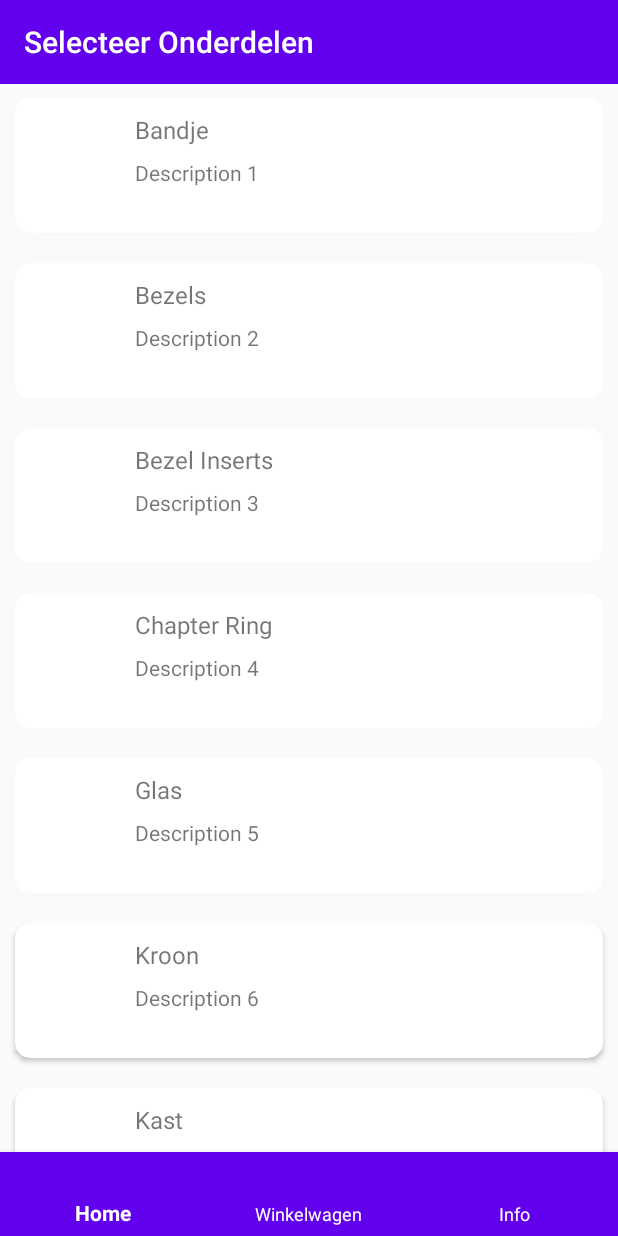
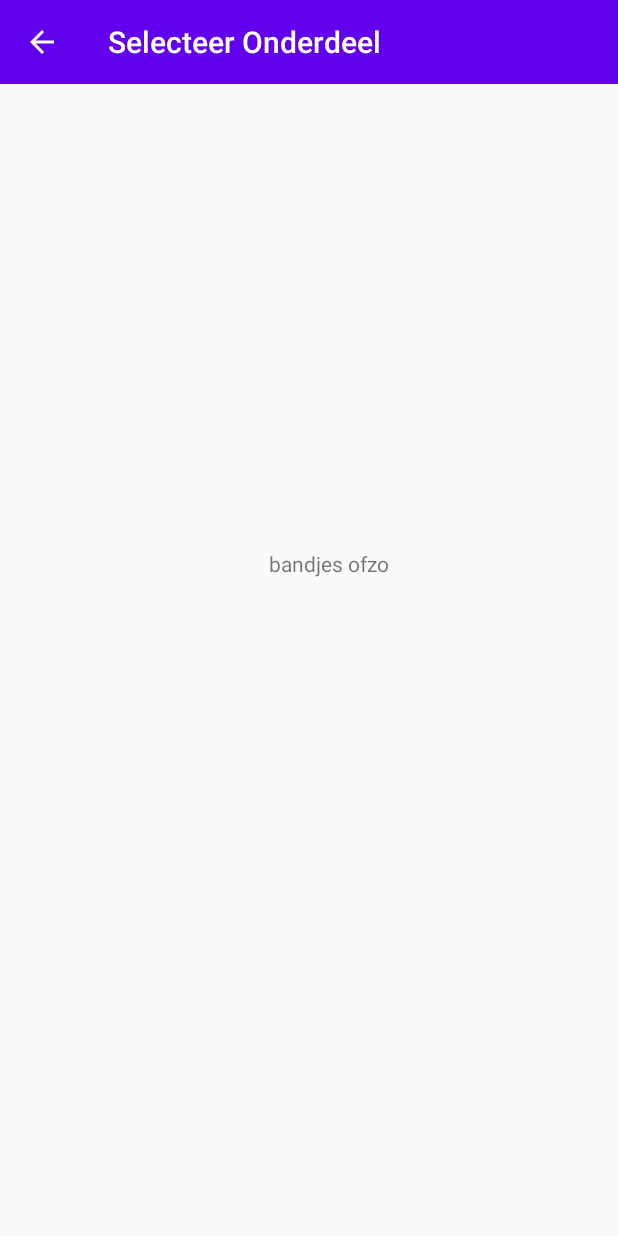
Before and after one commit to scarmoll/CapstoneProject, an Android app: the PartsFragment screen opened through its navigation route, after a tap on "Bandje", on a phone screen of 412 x 824 dp. Run offline under Robolectric (Android 15) with nearby library versions, the phone set to English and light mode, and no system bars.

Commit message:
added individual part fragment, and more nav

```diff
--- a/app/src/main/java/com/example/capstone/Data/PartAdapter.kt
+++ b/app/src/main/java/com/example/capstone/Data/PartAdapter.kt
@@ -4,9 +4,11 @@ import android.util.Log
 import android.view.LayoutInflater
 import android.view.View
 import android.view.ViewGroup
+import androidx.navigation.findNavController
 import androidx.recyclerview.widget.RecyclerView
 import com.example.capstone.R
 import kotlinx.android.synthetic.main.item_part.view.*
+
 
 class PartAdapter(private val part: List<Part>) :
     RecyclerView.Adapter<PartAdapter.ViewHolder>() {
@@ -29,8 +31,8 @@ class PartAdapter(private val part: List<Part>) :
 
     override fun onBindViewHolder(holder: ViewHolder, position: Int) {
 
-        holder.itemView.setOnClickListener(View.OnClickListener {
-            Log.i("joe", "You clicked on item with index $position")
+        holder.itemView.setOnClickListener(View.OnClickListener { view ->
+            view.findNavController().navigate(R.id.IndividualPartFragment)
         })
 
         holder.databind(part[position])
--- /dev/null
+++ b/app/src/main/java/com/example/capstone/Fragments/IndividualPartFragment.kt
@@ -0,0 +1,25 @@
+package com.example.capstone.Fragments
+
+import android.os.Bundle
+import android.view.LayoutInflater
+import android.view.View
+import android.view.ViewGroup
+import androidx.fragment.app.Fragment
+import androidx.navigation.NavController
+import com.example.capstone.R
+
+class IndividualPartFragment : Fragment() {
+
+    override fun onCreateView(
+        inflater: LayoutInflater, container: ViewGroup?,
+        savedInstanceState: Bundle?
+    ): View? {
+        // Inflate the layout for this fragment
+        return inflater.inflate(R.layout.fragment_individual_part, container, false)
+    }
+
+    override fun onViewCreated(view: View, savedInstanceState: Bundle?) {
+
+        super.onViewCreated(view, savedInstanceState)
+    }
+}
--- a/app/src/main/java/com/example/capstone/MainActivity.kt
+++ b/app/src/main/java/com/example/capstone/MainActivity.kt
@@ -49,6 +49,10 @@ class MainActivity : AppCompatActivity() {
             }
         }
 
+        toolbar.setNavigationOnClickListener {
+            super.onBackPressed()
+        }
+
         findViewById<FloatingActionButton>(R.id.fab).setOnClickListener { view ->
             Snackbar.make(view, "Replace with your own action", Snackbar.LENGTH_LONG)
                 .setAction("Action", null).show()
@@ -63,16 +67,27 @@ class MainActivity : AppCompatActivity() {
                 toolbar.title = "Welkom"
                 bottom_navigation.setVisibility(View.GONE)
                 fab.hide()
+                toolbar.navigationIcon = null
             } else if (destination.id in arrayOf(R.id.PartsFragment)) {
                 toolbar.title = "Selecteer Onderdelen"
                 bottom_navigation.setVisibility(View.VISIBLE)
                 fab.hide()
+                toolbar.navigationIcon = null
             } else if (destination.id in arrayOf(R.id.InfoFragment)) {
                 toolbar.title = "Info"
+                bottom_navigation.setVisibility(View.VISIBLE)
                 fab.hide()
+                toolbar.navigationIcon = null
             } else if (destination.id in arrayOf(R.id.CartFragment)) {
                 toolbar.title = "Winkelwagen"
+                bottom_navigation.setVisibility(View.VISIBLE)
                 fab.show()
+                toolbar.navigationIcon = null
+            } else if (destination.id in arrayOf(R.id.IndividualPartFragment)) {
+                toolbar.title = "Selecteer Onderdeel"
+                bottom_navigation.setVisibility(View.GONE)
+                fab.hide()
+                toolbar.setNavigationIcon(R.drawable.arrow_back)
             }
         }
     }
--- /dev/null
+++ b/app/src/main/res/drawable/arrow_back.xml
@@ -0,0 +1,5 @@
+<vector android:height="24dp" android:tint="#FFFFFF"
+    android:viewportHeight="24" android:viewportWidth="24"
+    android:width="24dp" xmlns:android="http://schemas.android.com/apk/res/android">
+    <path android:fillColor="@android:color/white" android:pathData="M20,11H7.83l5.59,-5.59L12,4l-8,8 8,8 1.41,-1.41L7.83,13H20v-2z"/>
+</vector>
--- /dev/null
+++ b/app/src/main/res/layout/fragment_individual_part.xml
@@ -0,0 +1,18 @@
+<?xml version="1.0" encoding="utf-8"?>
+<androidx.constraintlayout.widget.ConstraintLayout
+    xmlns:android="http://schemas.android.com/apk/res/android"
+    xmlns:app="http://schemas.android.com/apk/res-auto"
+    xmlns:tools="http://schemas.android.com/tools"
+    android:layout_width="match_parent"
+    android:layout_height="match_parent">
+
+    <TextView
+        android:id="@+id/textView2"
+        android:layout_width="wrap_content"
+        android:layout_height="wrap_content"
+        android:layout_marginStart="179dp"
+        android:layout_marginTop="366dp"
+        android:text="bandjes ofzo"
+        app:layout_constraintStart_toStartOf="parent"
+        app:layout_constraintTop_toTopOf="parent" />
+</androidx.constraintlayout.widget.ConstraintLayout>
--- a/app/src/main/res/navigation/nav_graph.xml
+++ b/app/src/main/res/navigation/nav_graph.xml
@@ -35,4 +35,9 @@
         android:id="@+id/CartFragment"
         android:name="com.example.capstone.Fragments.CartFragment"
         tools:layout="@layout/fragment_cart" />
+
+    <fragment
+        android:id="@+id/IndividualPartFragment"
+        android:name="com.example.capstone.Fragments.IndividualPartFragment"
+        tools:layout="@layout/fragment_individual_part" />
 </navigation>
```
